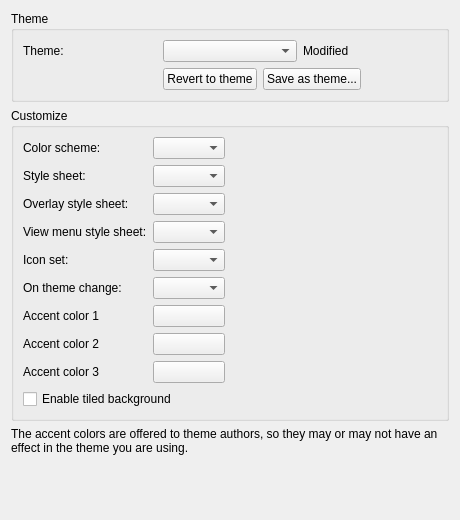
Above: src/Gui/PreferencePages/DlgSettingsTheme.ui from realthunder/FreeCAD before the change. Below: the same form after it.
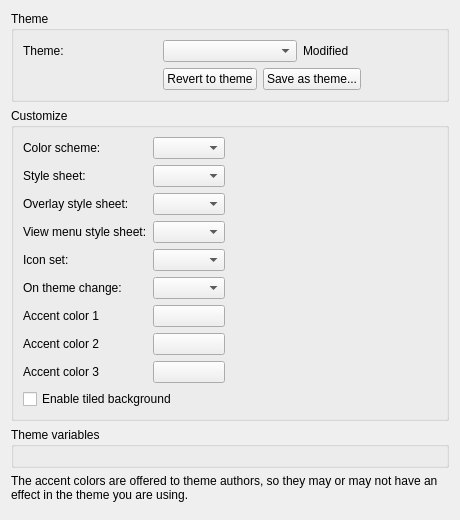
That is the form after the change. Custom widgets are drawn as their Qt base class.

Commit message: Gui: the theme page edits the variables the theme declares

Diff of the .ui file:
```diff
--- a/src/Gui/PreferencePages/DlgSettingsTheme.ui
+++ b/src/Gui/PreferencePages/DlgSettingsTheme.ui
@@ -340,6 +340,17 @@
      </layout>
     </widget>
    </item>
+   <item>
+    <widget class="QGroupBox" name="variablesGroup">
+     <property name="title">
+      <string>Theme variables</string>
+     </property>
+     <property name="toolTip">
+      <string>Values this theme's style sheet reads. They are named by the theme, so which ones appear depends on the theme in use.</string>
+     </property>
+     <layout class="QFormLayout" name="variablesLayout"/>
+    </widget>
+   </item>
    <item>
     <widget class="QLabel" name="hintLabel">
      <property name="text">
```
The commit also changes 2 other files.
